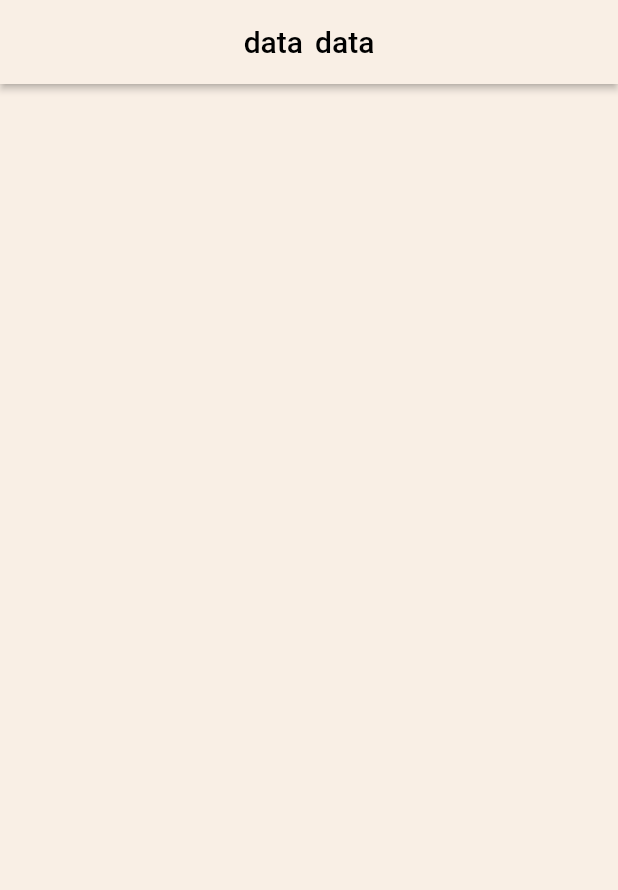
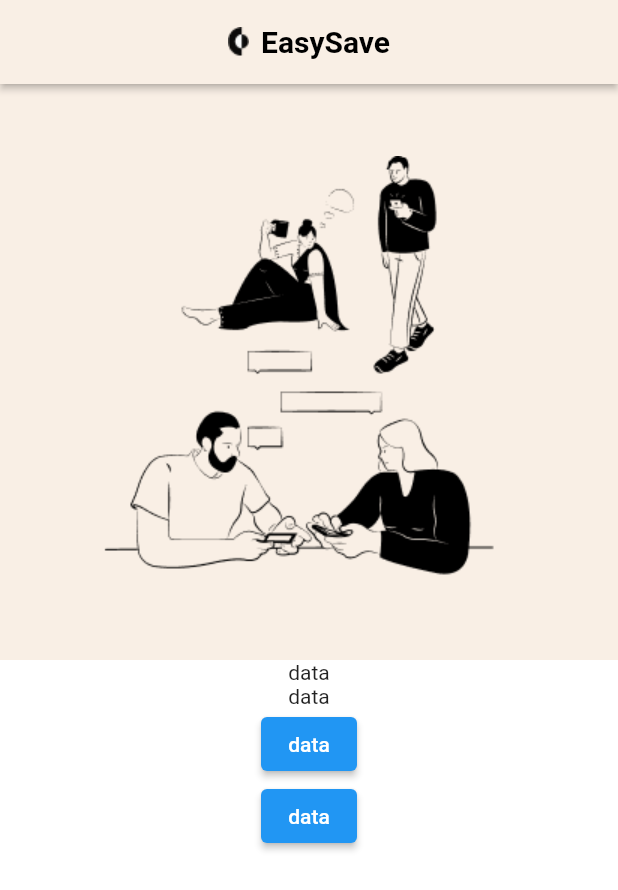
Before and after one commit to MohammedSaudAlsahli/FlutterSecondApp, a Flutter app: the screen it shows after launch, on a phone screen of 412 x 824 dp. Shown: the top 890 px of the screen. Run offline on Flutter 3.47's test engine with Material 2 defaults, Android fonts, the phone set to English and light mode, and no system bars.

Commit message:
added structure of the login bage

```diff
--- a/lib/profile_page.dart
+++ b/lib/profile_page.dart
@@ -113,23 +113,43 @@ class ProfilePage extends StatelessWidget {
       appBar: AppBar(
         backgroundColor: const Color(0xffF9EFE5),
         elevation: 2,
-        title: const Row(
+        title: Row(
           mainAxisAlignment: MainAxisAlignment.center,
           children: [
-            Text(
-              'data',
-              style: TextStyle(color: Colors.black),
-            ),
-            SizedBox(
-              width: 8,
-            ),
-            Text(
-              'data',
-              style: TextStyle(color: Colors.black),
+            Image.asset('assets/logos/logo.png'),
+            const SizedBox(width: 8),
+            const Text(
+              'EasySave',
+              style:
+                  TextStyle(color: Colors.black, fontWeight: FontWeight.bold),
             )
           ],
         ),
       ),
+      body: Column(
+        children: [
+          Expanded(child: Image.asset('assets/images/imageInit.png')),
+          Expanded(
+            child: Container(
+              decoration: BoxDecoration(color: Colors.white),
+              width: MediaQuery.of(context).size.width,
+              height: MediaQuery.of(context).size.height,
+              child: Column(
+                children: [
+                  Column(children: [Text('data'), Text('data')]),
+                  Column(children: [
+                    ElevatedButton(
+                      onPressed: () {},
+                      child: Text('data'),
+                    ),
+                    ElevatedButton(onPressed: () {}, child: Text('data'))
+                  ])
+                ],
+              ),
+            ),
+          )
+        ],
+      ),
     );
   }
 }
--- a/pubspec.yaml
+++ b/pubspec.yaml
@@ -18,4 +18,5 @@ dev_dependencies:
 flutter:
   uses-material-design: true
   assets:
-    - assets/image1.jpg
+    - assets/images/
+    - assets/logos/
```
